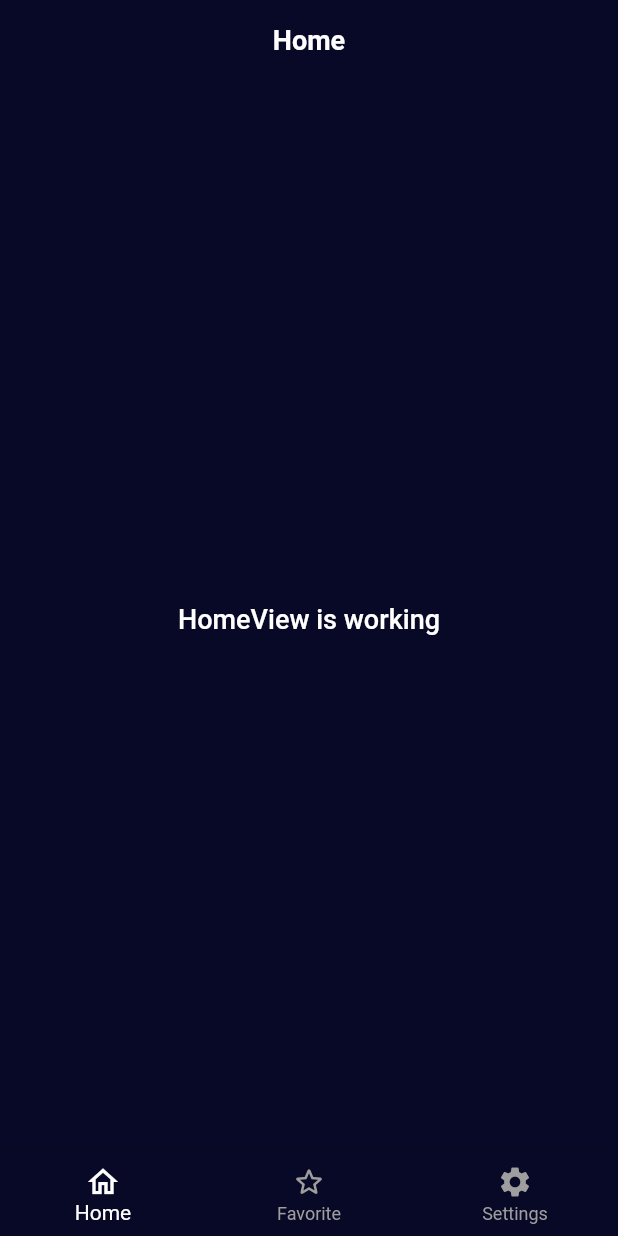
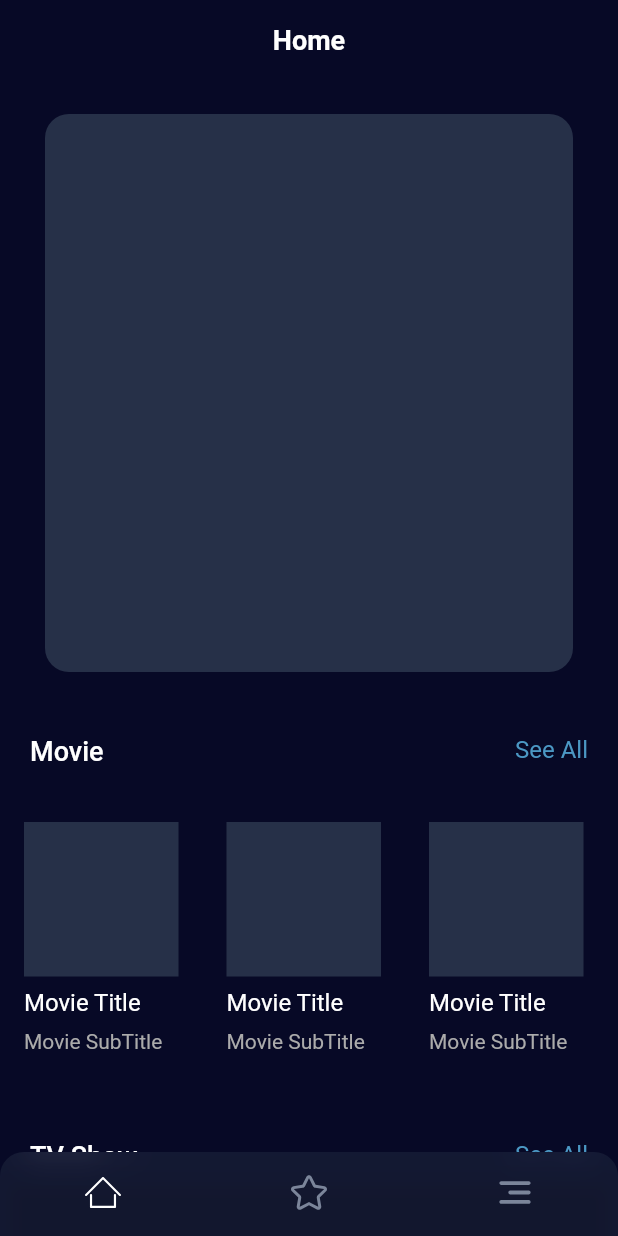
Before and after one commit to mdsakibulislamofficial/movie_explorer, a Flutter app: the screen it shows after launch, on a phone screen of 412 x 824 dp. Run offline on Flutter 3.47's test engine with Material 2 defaults, Android fonts, the phone set to English and light mode, and no system bars; drawn by our look-alikes of carousel_slider; our stand-ins replace flutter_svg, get, google_fonts.

Commit message:
working with home ui

```diff
--- a/lib/app/core/values/app_colors.dart
+++ b/lib/app/core/values/app_colors.dart
@@ -17,6 +17,9 @@ Map<int, Color> colorSwatch = {
 
 abstract class AppColors {
   static const Color pageBackground = Color(0xFF070926);
+  static const Color sliderColor = Color(0xFF263048);
+  static const Color bottomBarbgColor = Color(0xFF263048);
+  static const Color highlighColor = Color(0xFF4B98C4);
   static const Color statusBarColor = Color(0xFF070926);
   static const Color appBarColor = Color(0xFF070926);
   static const Color appBarIconColor = Color(0xFFFFFFFF);
--- a/lib/app/core/values/app_values.dart
+++ b/lib/app/core/values/app_values.dart
@@ -3,6 +3,7 @@
 abstract class AppValues {
   static const double padding = 16;
   static const double padding_zero = 0;
+  static const double paddingDefault = 20;
   static const double halfPadding = 8;
   static const double smallPadding = 10;
   static const double extraSmallPadding = 6;
--- a/lib/app/core/values/text_styles.dart
+++ b/lib/app/core/values/text_styles.dart
@@ -30,6 +30,12 @@ TextStyle whiteText16 = GoogleFonts.roboto(
   fontSize: 16,
   fontWeight: FontWeight.w400,
   color: Colors.white,
+);
+
+TextStyle highlightStyle = GoogleFonts.roboto(
+  fontSize: 16,
+  fontWeight: FontWeight.w400,
+  color: AppColors.highlighColor,
 );
 
 TextStyle whiteText18 = GoogleFonts.roboto(
@@ -97,10 +103,10 @@ TextStyle appBarSubtitleStyle = GoogleFonts.roboto(
     color: AppColors.colorWhite);
 
 TextStyle cardTitleStyle = GoogleFonts.roboto(
-    fontSize: 20,
-    fontWeight: FontWeight.w500,
+    fontSize: 16,
+    fontWeight: FontWeight.w400,
     height: 1.2,
-    color: AppColors.textColorPrimary);
+    color: Colors.white);
 
 TextStyle cardTitleCyanStyle = GoogleFonts.roboto(
   fontSize: 20,
@@ -110,7 +116,7 @@ TextStyle cardTitleCyanStyle = GoogleFonts.roboto(
 
 TextStyle cardSubtitleStyle = GoogleFonts.roboto(
     fontSize: 14,
-    fontWeight: FontWeight.w500,
+    fontWeight: FontWeight.w400,
     height: 1.2,
     color: AppColors.textColorGreyLight);
 
--- a/lib/app/modules/home/views/home_view.dart
+++ b/lib/app/modules/home/views/home_view.dart
@@ -1,7 +1,8 @@
 import 'package:flutter/material.dart';
 import 'package:movie_explorer/app/core/base/base_view.dart';
-import 'package:movie_explorer/app/core/values/text_styles.dart';
 import 'package:movie_explorer/app/core/widgets/custom_app_bar.dart';
+import 'package:movie_explorer/app/modules/home/widgets/home_slider.dart';
+import 'package:movie_explorer/app/modules/home/widgets/small_card_list.dart';
 import '../controllers/home_controller.dart';
 
 class HomeView extends BaseView<HomeController> {
@@ -16,11 +17,17 @@ class HomeView extends BaseView<HomeController> {
 
   @override
   Widget body(BuildContext context) {
-    return Center(
-      child: Text(
-        'HomeView is working',
-        style: titleStyle,
-      ),
+    return ListView(
+      scrollDirection: Axis.vertical,
+      children: const [
+        HomeSlider(),
+        SmallCardList(
+          title: 'Movie',
+        ),
+        SmallCardList(
+          title: 'TV Show',
+        ),
+      ],
     );
   }
 }
--- /dev/null
+++ b/lib/app/modules/home/widgets/home_slider.dart
@@ -0,0 +1,31 @@
+import 'package:carousel_slider/carousel_slider.dart';
+import 'package:flutter/material.dart';
+import 'package:movie_explorer/app/core/values/app_colors.dart';
+import 'package:movie_explorer/app/core/values/app_values.dart';
+
+class HomeSlider extends StatelessWidget {
+  const HomeSlider({Key? key}) : super(key: key);
+
+  @override
+  Widget build(BuildContext context) {
+    return CarouselSlider.builder(
+      itemCount: 5,
+      itemBuilder: (context, index, realIndex) {
+        return Container(
+          margin: const EdgeInsets.symmetric(horizontal: 30, vertical: 20),
+          decoration: BoxDecoration(
+              borderRadius: BorderRadius.circular(AppValues.radius),
+              color: AppColors.sliderColor,
+              //TODO add slider image
+              image: null),
+        );
+      },
+      options: CarouselOptions(
+        height: MediaQuery.of(context).size.width,
+        autoPlay: true,
+        viewportFraction: 1,
+        autoPlayInterval: const Duration(seconds: 4),
+      ),
+    );
+  }
+}
--- /dev/null
+++ b/lib/app/modules/home/widgets/small_card.dart
@@ -0,0 +1,48 @@
+import 'package:flutter/material.dart';
+import 'package:movie_explorer/app/core/values/app_colors.dart';
+import 'package:movie_explorer/app/core/values/app_values.dart';
+import 'package:movie_explorer/app/core/values/text_styles.dart';
+
+class SmallCard extends StatelessWidget {
+  final String title;
+  final String subtitle;
+  final String? imageUrl;
+  const SmallCard({
+    Key? key,
+    this.title = 'Movie Title',
+    this.subtitle = 'Movie SubTitle',
+    this.imageUrl,
+  }) : super(key: key);
+
+  @override
+  Widget build(BuildContext context) {
+    return Padding(
+      padding: const EdgeInsets.all(AppValues.padding),
+      child: Column(
+        mainAxisAlignment: MainAxisAlignment.start,
+        crossAxisAlignment: CrossAxisAlignment.start,
+        children: [
+          Container(
+            height: MediaQuery.of(context).size.width / 4,
+            width: MediaQuery.of(context).size.width / 4,
+            color: AppColors.sliderColor,
+            // TODO Add Small card image
+          ),
+          Padding(
+            padding: const EdgeInsets.symmetric(
+              vertical: AppValues.halfPadding,
+            ),
+            child: Text(
+              title,
+              style: cardTitleStyle,
+            ),
+          ),
+          Text(
+            subtitle,
+            style: cardSubtitleStyle,
+          ),
+        ],
+      ),
+    );
+  }
+}
--- /dev/null
+++ b/lib/app/modules/home/widgets/small_card_list.dart
@@ -0,0 +1,49 @@
+import 'package:flutter/material.dart';
+import 'package:movie_explorer/app/core/values/app_values.dart';
+import 'package:movie_explorer/app/core/values/text_styles.dart';
+import 'package:movie_explorer/app/modules/home/widgets/small_card.dart';
+
+class SmallCardList extends StatelessWidget {
+  final String title;
+  const SmallCardList({
+    Key? key,
+    required this.title,
+  }) : super(key: key);
+
+  @override
+  Widget build(BuildContext context) {
+    return SizedBox(
+      width: MediaQuery.of(context).size.width,
+      child: Column(
+        children: [
+          Padding(
+            padding: const EdgeInsets.all(AppValues.paddingDefault),
+            child: Row(
+              mainAxisAlignment: MainAxisAlignment.spaceBetween,
+              children: [
+                Text(
+                  title,
+                  style: titleStyle,
+                ),
+                InkWell(
+                  onTap: () {},
+                  child: Text('See All', style: highlightStyle),
+                )
+              ],
+            ),
+          ),
+          SizedBox(
+            height: MediaQuery.of(context).size.width / 2,
+            child: ListView.builder(
+              itemCount: 10,
+              scrollDirection: Axis.horizontal,
+              shrinkWrap: true,
+              physics: const ScrollPhysics(),
+              itemBuilder: (context, index) => const SmallCard(),
+            ),
+          ),
+        ],
+      ),
+    );
+  }
+}
--- a/lib/app/modules/main/models/menu_item.dart
+++ b/lib/app/modules/main/models/menu_item.dart
@@ -1,9 +1,8 @@
-import 'package:flutter/cupertino.dart';
 import 'package:movie_explorer/app/modules/main/models/menu_code.dart';
 
 class BottomNavItem {
   final String navTitle;
-  final IconData icon;
+  final String icon;
   final MenuCode menuCode;
 
   const BottomNavItem(
--- a/lib/app/modules/main/views/bottom_nav_bar.dart
+++ b/lib/app/modules/main/views/bottom_nav_bar.dart
@@ -1,6 +1,10 @@
+import 'dart:ui';
+
 import 'package:flutter/material.dart';
+import 'package:flutter_svg/flutter_svg.dart';
 import 'package:get/get.dart';
 import 'package:movie_explorer/app/core/values/app_colors.dart';
+import 'package:movie_explorer/app/core/values/app_values.dart';
 import 'package:movie_explorer/app/modules/main/controllers/bottom_nav_controller.dart';
 import 'package:movie_explorer/app/modules/main/models/menu_code.dart';
 import 'package:movie_explorer/app/modules/main/models/menu_item.dart';
@@ -12,26 +16,42 @@ class BottomNavBar extends StatelessWidget {
   final navController = BottomNavController();
 
   final Key bottomNavKey = GlobalKey();
+
   @override
   Widget build(BuildContext context) {
     Color selectedItemColor = Colors.white;
-    Color unselectedItemColor = Colors.grey;
+    Color unselectedItemColor = const Color(0xFF7B859A);
     List<BottomNavItem> navItems = _getNavItems();
     return Obx(
-      () => BottomNavigationBar(
+      () => ClipRRect(
+        borderRadius: const BorderRadius.only(
+          topLeft: Radius.circular(AppValues.radius),
+          topRight: Radius.circular(AppValues.radius),
+        ),
+        child: BackdropFilter(
+          filter: ImageFilter.blur(sigmaX: 10.0, sigmaY: 10.0),
+          child: BottomNavigationBar(
             key: bottomNavKey,
             items: navItems
                 .map(
                   (BottomNavItem navItem) => BottomNavigationBarItem(
-                  icon: Icon(navItem.icon),
+                      icon: SvgPicture.asset(
+                        "icons/${navItem.icon}",
+                        height: AppValues.iconDefaultSize,
+                        width: AppValues.iconDefaultSize,
+                        color: navItems.indexOf(navItem) ==
+                                navController.selectedIndex
+                            ? selectedItemColor
+                            : unselectedItemColor,
+                      ),
                       label: navItem.navTitle,
                       tooltip: ""),
                 )
                 .toList(),
-        showSelectedLabels: true,
-        showUnselectedLabels: true,
+            showSelectedLabels: false,
+            showUnselectedLabels: false,
             type: BottomNavigationBarType.fixed,
-        backgroundColor: AppColors.colorAccent,
+            backgroundColor: AppColors.bottomBarbgColor.withOpacity(0.4),
             selectedItemColor: selectedItemColor,
             unselectedItemColor: unselectedItemColor,
             currentIndex: navController.selectedIndex,
@@ -40,6 +60,8 @@ class BottomNavBar extends StatelessWidget {
               onNewMenuSelected(navItems[index].menuCode);
             },
           ),
+        ),
+      ),
     );
   }
 
@@ -47,17 +69,19 @@ class BottomNavBar extends StatelessWidget {
     return const [
       BottomNavItem(
         navTitle: 'Home',
-        icon: Icons.home_outlined,
+        icon: 'home.svg',
         menuCode: MenuCode.HOME,
       ),
       BottomNavItem(
         navTitle: "Favorite",
-          icon: Icons.star_outline_rounded,
-          menuCode: MenuCode.FAVORITE),
+        icon: 'star.svg',
+        menuCode: MenuCode.FAVORITE,
+      ),
       BottomNavItem(
         navTitle: 'Settings',
-          icon: Icons.settings,
-          menuCode: MenuCode.SETTINGS)
+        icon: 'bars.svg',
+        menuCode: MenuCode.SETTINGS,
+      )
     ];
   }
 }
--- a/lib/app/modules/main/views/main_view.dart
+++ b/lib/app/modules/main/views/main_view.dart
@@ -29,10 +29,10 @@ class MainView extends BaseView<MainController> {
     return BottomNavBar(onNewMenuSelected: controller.onMenuSelected);
   }
 
+  final HomeView homeView = HomeView();
+  final FavoriteView favoriteView = FavoriteView();
+  final SettingsView settingsView = SettingsView();
   Widget getPageOnSelectedMenu(MenuCode menuCode) {
-    final HomeView homeView = HomeView();
-    final FavoriteView favoriteView = FavoriteView();
-    final SettingsView settingsView = SettingsView();
     switch (menuCode) {
       case MenuCode.HOME:
         return homeView;
--- a/pubspec.yaml
+++ b/pubspec.yaml
@@ -3,7 +3,7 @@ version: 1.0.0+1
 publish_to: none
 description: A new Flutter project.
 environment:
-  sdk: '>=2.16.1 <3.0.0'
+  sdk: ">=2.16.1 <3.0.0"
 
 dependencies:
   cupertino_icons: ^1.0.2
@@ -11,6 +11,8 @@ dependencies:
   flutter:
     sdk: flutter
   google_fonts: ^2.3.1
+  carousel_slider: ^4.0.0
+  flutter_svg: ^1.0.3
 
 dev_dependencies:
   flutter_lints: ^1.0.0
@@ -19,3 +21,5 @@ dev_dependencies:
 
 flutter:
   uses-material-design: true
+  assets:
+    - icons/
```
Also changed, not shown: icons/bars.svg (added), icons/home.svg (added), icons/star.svg (added), pubspec.lock. Lines whose indentation alone changed are shown as unchanged.
